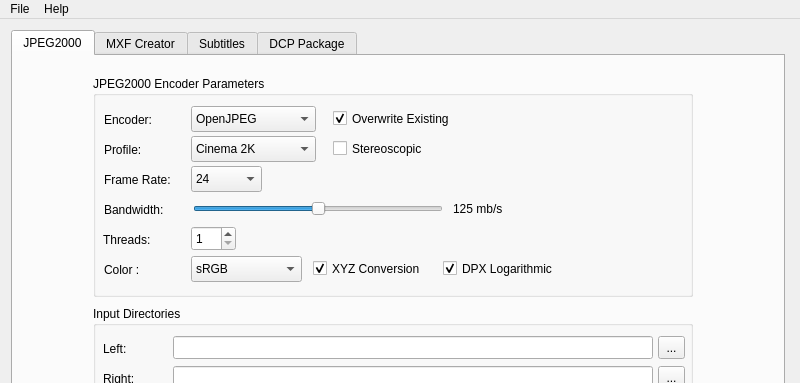
First picture: the form in gui/mainwindow.ui, repository mamay/OpenDCP, before the edit; both pictures show x 0 to 800 and y 0 to 383 of the 800 by 768 pixel window.
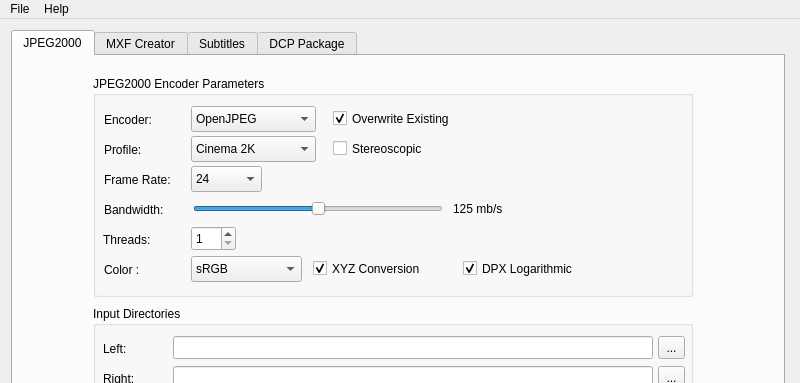
Second picture: the form after the edit. Icons and pictures are not drawn.

What changed in the file:
```diff
--- a/gui/mainwindow.ui
+++ b/gui/mainwindow.ui
@@ -349,7 +349,7 @@
              <rect>
               <x>11</x>
               <y>90</y>
-              <width>75</width>
+              <width>81</width>
               <height>27</height>
              </rect>
             </property>
@@ -372,7 +372,7 @@
            <widget class="QCheckBox" name="dpxLogCheckBox">
             <property name="geometry">
              <rect>
-              <x>350</x>
+              <x>370</x>
               <y>180</y>
               <width>191</width>
               <height>25</height>
@@ -645,7 +645,7 @@
              <rect>
               <x>11</x>
               <y>120</y>
-              <width>70</width>
+              <width>81</width>
               <height>27</height>
              </rect>
             </property>
@@ -778,7 +778,7 @@
              <rect>
               <x>220</x>
               <y>180</y>
-              <width>124</width>
+              <width>141</width>
               <height>25</height>
              </rect>
             </property>
```
